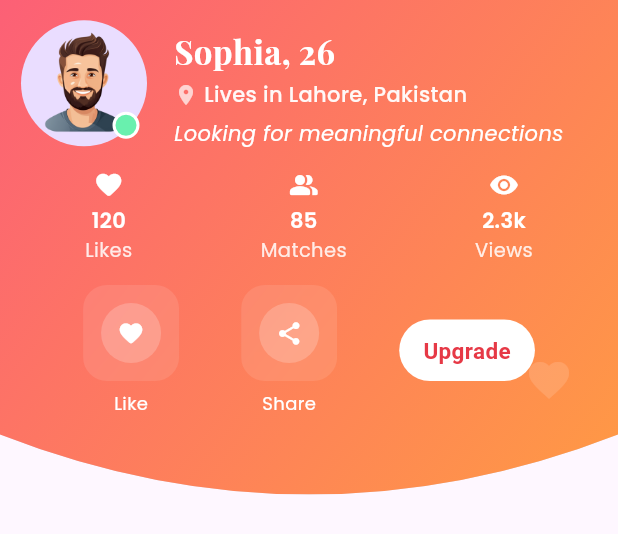
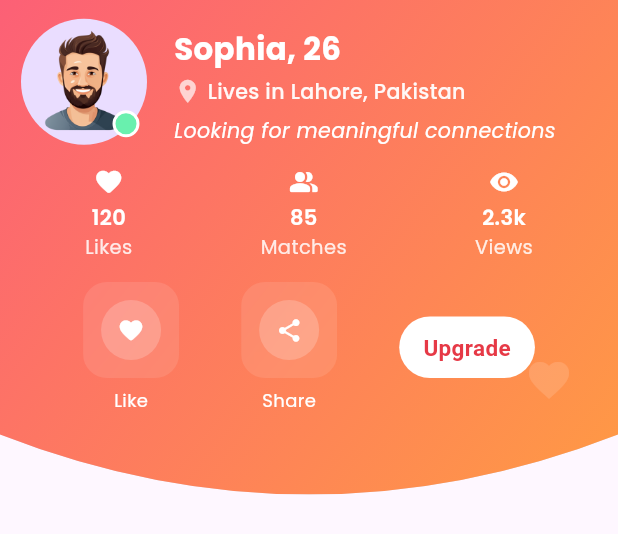
Before and after one commit to Axfal/vip_rishta, a Flutter app: the HeaderWidget widget shown alone on an empty page, opened directly, on a phone screen of 412 x 824 dp. Shown: the top 534 px of the screen. Run offline on Flutter 3.47's test engine with Material 3 defaults, Android fonts, the phone set to English and light mode, and no system bars; drawn by our look-alikes of flutter_animate; our stand-ins replace animate_do, another_flushbar, bloc, carousel_slider, equatable, flutter_bloc and 9 more; missing offline and left inert: swipable_stack; accounts and stored records are empty; network calls fail.

Commit message:
home screen design fixed

```diff
--- a/lib/screens/home/widgets/header_widget.dart
+++ b/lib/screens/home/widgets/header_widget.dart
@@ -1,6 +1,7 @@
 import 'dart:ui';
 import 'package:flutter/material.dart';
 import 'package:flutter_animate/flutter_animate.dart';
+import 'package:flutter_screenutil/flutter_screenutil.dart';
 import 'package:google_fonts/google_fonts.dart';
 import 'package:font_awesome_flutter/font_awesome_flutter.dart';
 
@@ -146,8 +147,8 @@ class HeaderWidget extends StatelessWidget {
                                   Expanded(
                                     child: Text(
                                       "$userName, $age",
-                                      style: GoogleFonts.playfairDisplay(
-                                        fontSize: 22,
+                                      style: GoogleFonts.poppins(
+                                        fontSize: 18.sp,
                                         fontWeight: FontWeight.bold,
                                         color: Colors.white,
                                       ),
@@ -170,9 +171,9 @@ class HeaderWidget extends StatelessWidget {
 
                               Row(
                                 children: [
-                                  const Icon(
+                                  Icon(
                                     Icons.location_on,
-                                    size: 16,
+                                    size: 16.sp,
                                     color: Colors.white70,
                                   ),
                                   const SizedBox(width: 4),
@@ -180,9 +181,9 @@ class HeaderWidget extends StatelessWidget {
                                     child: Text(
                                       "Lives in $location",
                                       style: GoogleFonts.poppins(
-                                        fontSize: 14,
+                                        fontSize: 12.sp,
                                         fontWeight: FontWeight.w500,
-                                        color: Colors.white.withOpacity(0.95),
+                                        color: Colors.white.withValues(alpha: 0.95),
                                       ),
                                       overflow: TextOverflow.ellipsis,
                                     ),
@@ -195,7 +196,7 @@ class HeaderWidget extends StatelessWidget {
                                 Text(
                                   tagline,
                                   style: GoogleFonts.poppins(
-                                    fontSize: 14,
+                                    fontSize: 12.sp,
                                     fontStyle: FontStyle.italic,
                                     color: Colors.white,
                                   ),
```
Also changed, not shown: lib/screens/home/home_page.dart (+1 -6 lines), lib/screens/home/widgets/matched_member_list.dart (+15 -17 lines).
